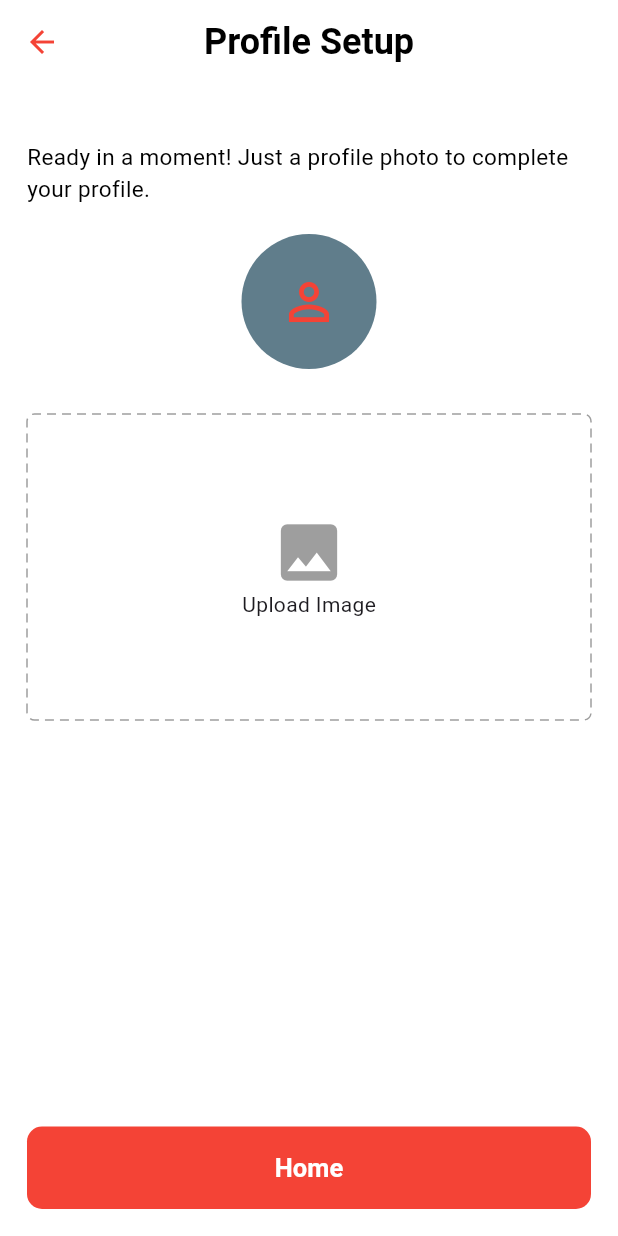
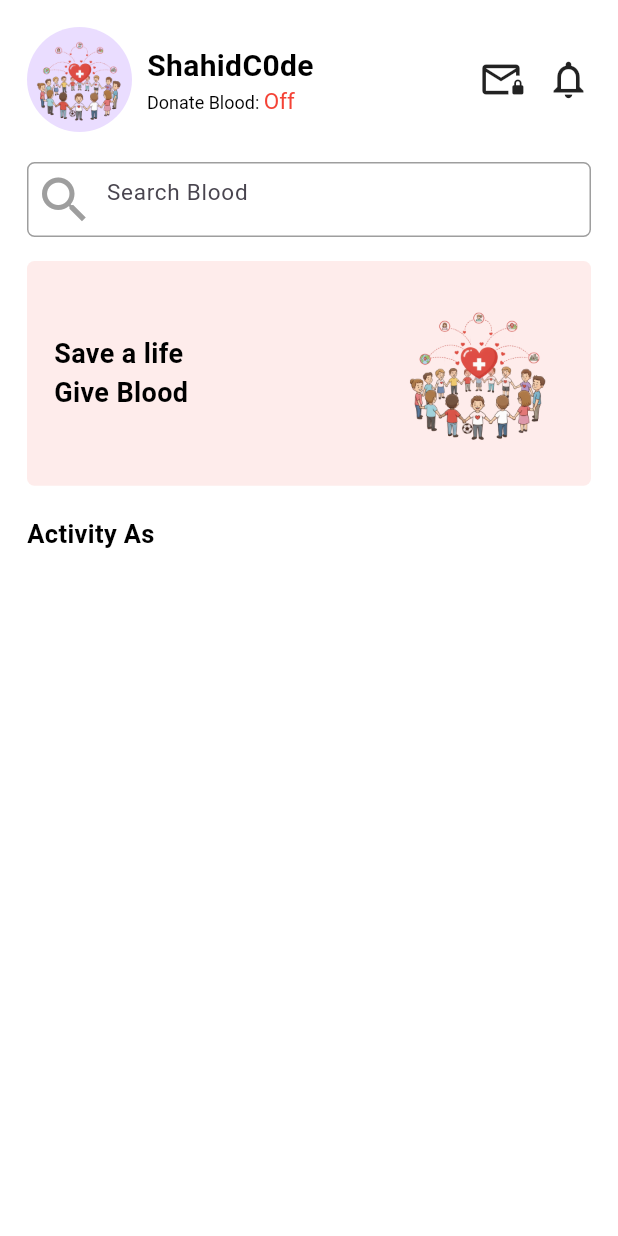
Before and after one commit to ShahidC0de/Blood-Donating-App, a Flutter app: the ProfileSetup3 screen opened directly, after a tap on "Home", on a phone screen of 412 x 824 dp. Run offline on Flutter 3.47's test engine with Material 3 defaults, Android fonts, the phone set to English and light mode, and no system bars; drawn by our look-alikes of dotted_border; our stand-ins replace flutter_svg, image_picker.

Commit message:
Making home screen dummy UI

```diff
--- /dev/null
+++ b/lib/features/home/presentation/screens/home_screen.dart
@@ -0,0 +1,124 @@
+import 'package:blood_dontating_app/core/theme/app_pallete.dart';
+import 'package:blood_dontating_app/features/login/presentation/widgets/customfield.dart';
+import 'package:flutter/material.dart';
+
+class HomeScreen extends StatefulWidget {
+  static route() => MaterialPageRoute(builder: (context) => HomeScreen());
+  const HomeScreen({super.key});
+
+  @override
+  State<HomeScreen> createState() => _HomeScreenState();
+}
+
+class _HomeScreenState extends State<HomeScreen> {
+  String bloodDonateStatus = "Off";
+  @override
+  Widget build(BuildContext context) {
+    return Scaffold(
+      body: SingleChildScrollView(
+        child: SafeArea(
+          child: Padding(
+            padding: const EdgeInsets.all(18.0),
+            child: Column(
+              crossAxisAlignment: CrossAxisAlignment.start,
+              children: [
+                // Header row
+                Row(
+                  children: [
+                    CircleAvatar(
+                      radius: 35,
+                      child: Image.asset('assets/images/savelives.png'),
+                    ),
+                    const SizedBox(width: 10),
+                    Column(
+                      crossAxisAlignment: CrossAxisAlignment.start,
+                      children: [
+                        Text(
+                          'ShahidC0de',
+                          style: AppPallete.headingText.copyWith(fontSize: 20),
+                        ),
+                        RichText(
+                          text: TextSpan(
+                            children: [
+                              TextSpan(
+                                text: 'Donate Blood: ',
+                                style: AppPallete.subHeadingText.copyWith(
+                                  fontSize: 12,
+                                ),
+                              ),
+                              TextSpan(
+                                text: bloodDonateStatus,
+                                style: bloodDonateStatus == "Off"
+                                    ? AppPallete.subHeadingText.copyWith(
+                                        color: AppPallete.buttonColor,
+                                      )
+                                    : AppPallete.subHeadingText.copyWith(
+                                        color: Colors.greenAccent,
+                                      ),
+                              ),
+                            ],
+                          ),
+                        ),
+                      ],
+                    ),
+                    const Spacer(),
+                    const Icon(Icons.mail_lock_outlined, size: 30),
+                    const SizedBox(width: 15),
+                    const Icon(Icons.notifications_none_outlined, size: 30),
+                  ],
+                ),
+
+                const SizedBox(height: 20),
+
+                Customfield(hintText: 'Search Blood', icon: Icons.search),
+
+                const SizedBox(height: 16),
+
+                Container(
+                  decoration: BoxDecoration(
+                    color: AppPallete.buttonColor.withValues(alpha: 0.1),
+                    borderRadius: BorderRadius.circular(5),
+                  ),
+                  padding: const EdgeInsets.all(18),
+                  child: Row(
+                    children: [
+                      Column(
+                        crossAxisAlignment: CrossAxisAlignment.start,
+                        children: [
+                          Text(
+                            'Save a life',
+                            style: AppPallete.headingText.copyWith(
+                              fontSize: 18,
+                              fontWeight: FontWeight.w600,
+                            ),
+                          ),
+                          Text(
+                            'Give Blood',
+                            style: AppPallete.headingText.copyWith(
+                              fontSize: 18,
+                              fontWeight: FontWeight.w600,
+                            ),
+                          ),
+                        ],
+                      ),
+                      const Spacer(),
+                      Image.asset('assets/images/savelives.png', scale: 9),
+                    ],
+                  ),
+                ),
+
+                const SizedBox(height: 20),
+
+                Text(
+                  'Activity As',
+                  style: AppPallete.headingText.copyWith(fontSize: 17),
+                ),
+                const SizedBox(height: 10),
+              ],
+            ),
+          ),
+        ),
+      ),
+    );
+  }
+}
--- a/lib/features/login/presentation/widgets/customfield.dart
+++ b/lib/features/login/presentation/widgets/customfield.dart
@@ -3,6 +3,8 @@ import 'package:flutter/material.dart';
 
 // ignore: must_be_immutable
 class Customfield extends StatelessWidget {
+  IconData? icon;
+
   int maxLines = 1;
   final String hintText;
   final TextEditingController? controller;
@@ -11,12 +13,13 @@ class Customfield extends StatelessWidget {
     required this.hintText,
     this.controller,
     this.maxLines = 1,
+    this.icon,
   });
 
   @override
   Widget build(BuildContext context) {
     return Container(
-      padding: const EdgeInsets.only(left: 30, right: 10),
+      // padding: const EdgeInsets.only(left: 15, right: 10, top: 2, bottom: 2),
       decoration: BoxDecoration(
         border: Border.all(color: AppPallete.borderColor, width: 1),
         borderRadius: BorderRadius.circular(5),
@@ -26,6 +29,7 @@ class Customfield extends StatelessWidget {
         style: TextStyle(color: AppPallete.fieldTextColor, fontSize: 15),
         controller: controller,
         decoration: InputDecoration(
+          prefixIcon: Icon(icon, size: 40, color: AppPallete.borderColor),
           border: InputBorder.none,
           hintText: hintText,
         ),
--- a/lib/features/profile/presentation/screens/profile_setup.dart
+++ b/lib/features/profile/presentation/screens/profile_setup.dart
@@ -2,6 +2,7 @@ import 'dart:io';
 
 import 'package:blood_dontating_app/core/constants/constants.dart';
 import 'package:blood_dontating_app/core/theme/app_pallete.dart';
+import 'package:blood_dontating_app/features/home/presentation/screens/home_screen.dart';
 import 'package:blood_dontating_app/features/login/presentation/widgets/customfield.dart';
 import 'package:blood_dontating_app/features/login/presentation/widgets/login_button.dart';
 import 'package:dotted_border/dotted_border.dart';
@@ -435,7 +436,7 @@ class _ProfileSetup3State extends State<ProfileSetup3> {
               child: DottedBorder(
                 color: AppPallete.borderColor,
                 strokeWidth: 1,
-                dashPattern: const [6, 4], // dash length, gap
+                dashPattern: const [6, 4],
                 borderType: BorderType.RRect,
                 radius: const Radius.circular(5),
                 child: Container(
@@ -464,7 +465,12 @@ class _ProfileSetup3State extends State<ProfileSetup3> {
               ),
             ),
             Spacer(),
-            AuthButton(onpressed: () {}, title: 'Home'),
+            AuthButton(
+              onpressed: () {
+                Navigator.pushReplacement(context, HomeScreen.route());
+              },
+              title: 'Home',
+            ),
 
             //  Center(
             //   child: Text(
```
Also changed, not shown: 1 other file.
